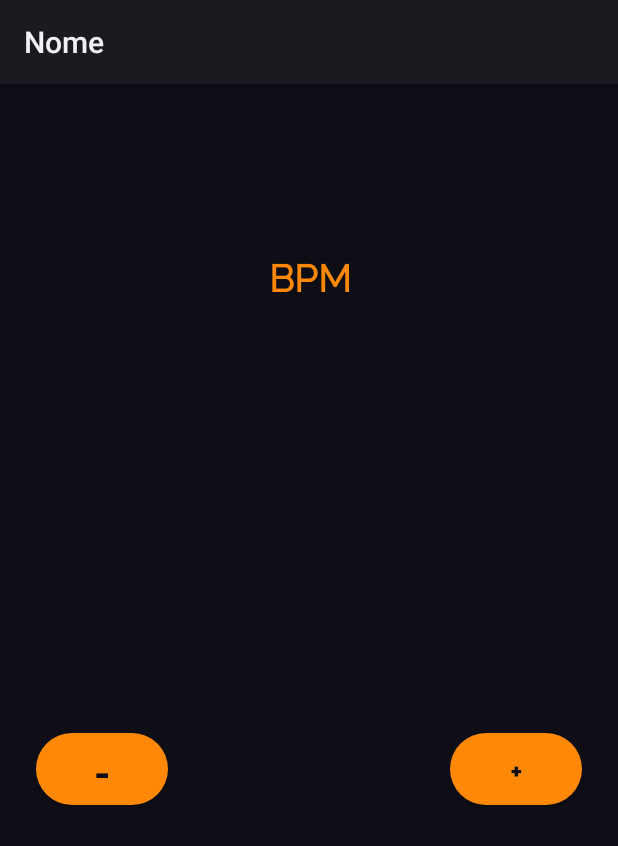
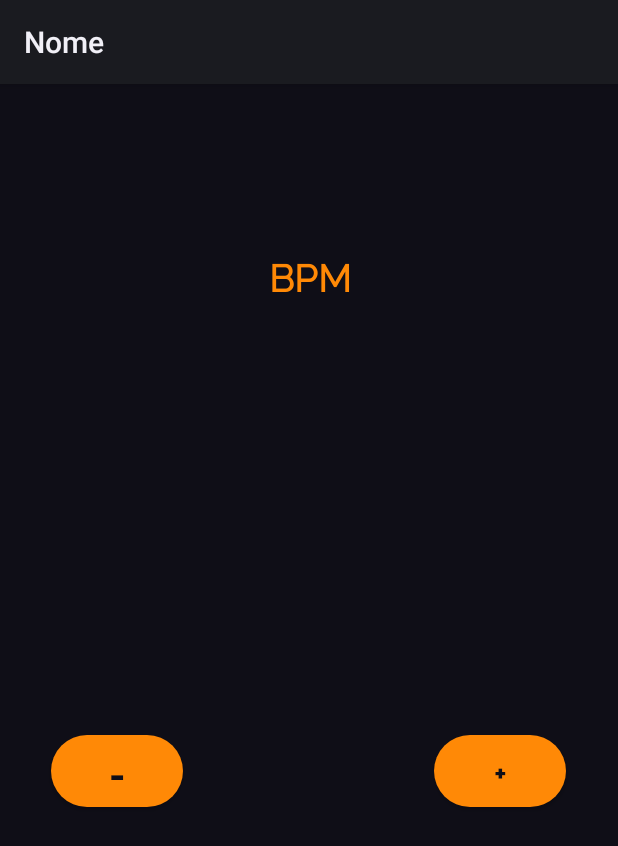
Before and after one commit to salmanzaheer/Metronome_v0, an Android app: the layout activity_main.xml on its own in the app's theme, with its tools: preview values and no code run, on a phone screen of 412 x 824 dp. Shown: the top 846 px of the screen. Run offline under Robolectric (Android 15) with nearby library versions, the phone set to English and light mode, and no system bars; plain views replace BoxInsetLayout; Roboto replaces fonts that are not available here.

Commit message:
Init Commit

```diff
--- a/app/src/main/res/layout/activity_main.xml
+++ b/app/src/main/res/layout/activity_main.xml
@@ -21,7 +21,7 @@
             android:text="@string/bpm"
             android:textColor="#ff8906"
             android:textSize="25sp"
-            android:textFontWeight="800"
+            android:textFontWeight="600"
             app:layout_constraintBottom_toBottomOf="parent"
             app:layout_constraintEnd_toEndOf="parent"
             app:layout_constraintHorizontal_bias="0.502"
@@ -33,32 +33,34 @@
             android:id="@+id/btn_TempoLower"
             android:layout_width="wrap_content"
             android:layout_height="wrap_content"
+            android:background="@drawable/round_btn"
+            android:fontFamily="@font/raleway_bold"
+            android:text="@string/subtract"
             android:textColor="#0f0e17"
-            android:background="@drawable/round_btn"
-            android:layout_marginStart="24dp"
-            android:text="@string/subtract"
+            android:textFontWeight="700"
             android:textSize="26sp"
-            android:fontFamily="@font/raleway_bold"
-            android:textFontWeight="700"
             app:layout_constraintBottom_toBottomOf="parent"
-            app:layout_constraintEnd_toStartOf="@+id/btn_TempoIncrease"
-            app:layout_constraintHorizontal_bias="0.0"
+            app:layout_constraintEnd_toEndOf="parent"
+            app:layout_constraintHorizontal_bias="0.105"
             app:layout_constraintStart_toStartOf="parent"
-            app:layout_constraintTop_toBottomOf="@+id/txt_tempo" />
+            app:layout_constraintTop_toBottomOf="@+id/txt_tempo"
+            app:layout_constraintVertical_bias="0.503" />
 
         <Button
             android:id="@+id/btn_TempoIncrease"
             android:layout_width="wrap_content"
             android:layout_height="wrap_content"
-            android:layout_marginEnd="24dp"
             android:background="@drawable/round_btn"
+            android:fontFamily="@font/raleway_bold"
+            android:text="@string/add"
             android:textColor="#0f0e17"
-            android:text="@string/add"
+            android:textFontWeight="700"
             android:textSize="20sp"
-            android:fontFamily="@font/raleway_bold"
-            android:textFontWeight="700"
             app:layout_constraintBottom_toBottomOf="parent"
             app:layout_constraintEnd_toEndOf="parent"
-            app:layout_constraintTop_toBottomOf="@+id/txt_tempo" />
+            app:layout_constraintHorizontal_bias="0.894"
+            app:layout_constraintStart_toStartOf="parent"
+            app:layout_constraintTop_toBottomOf="@+id/txt_tempo"
+            app:layout_constraintVertical_bias="0.503" />
     </androidx.constraintlayout.widget.ConstraintLayout>
 </androidx.wear.widget.BoxInsetLayout>
```
Also changed, not shown: app/src/main/java/com/example/metronome_v0/MainActivity.kt (+11 -7 lines).
